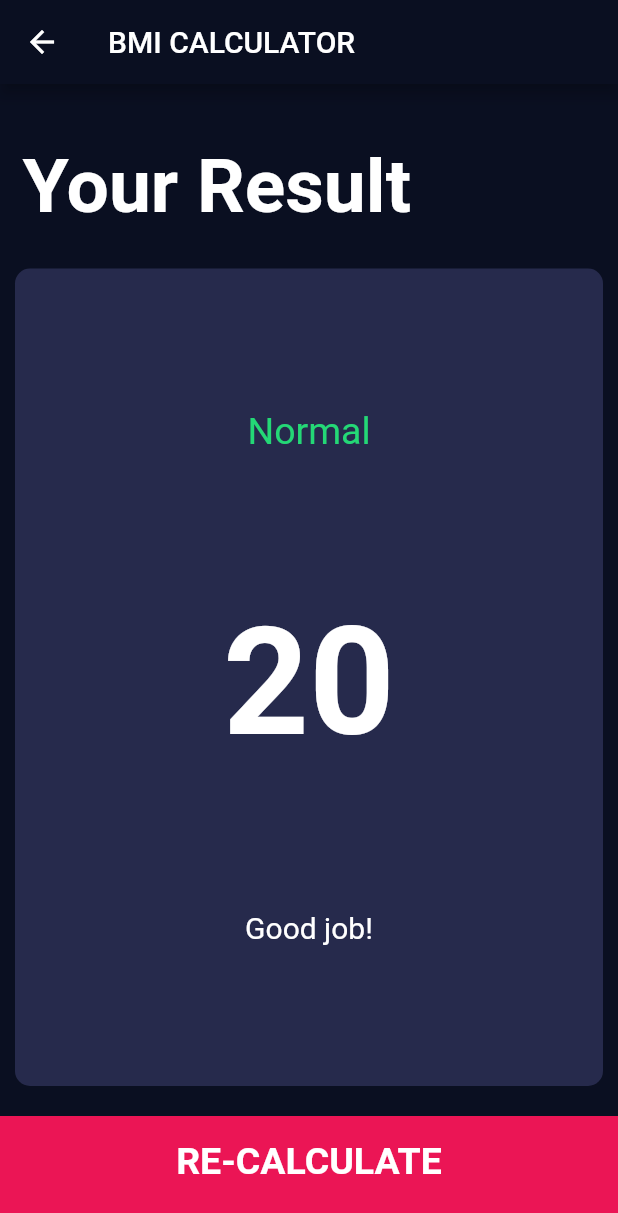
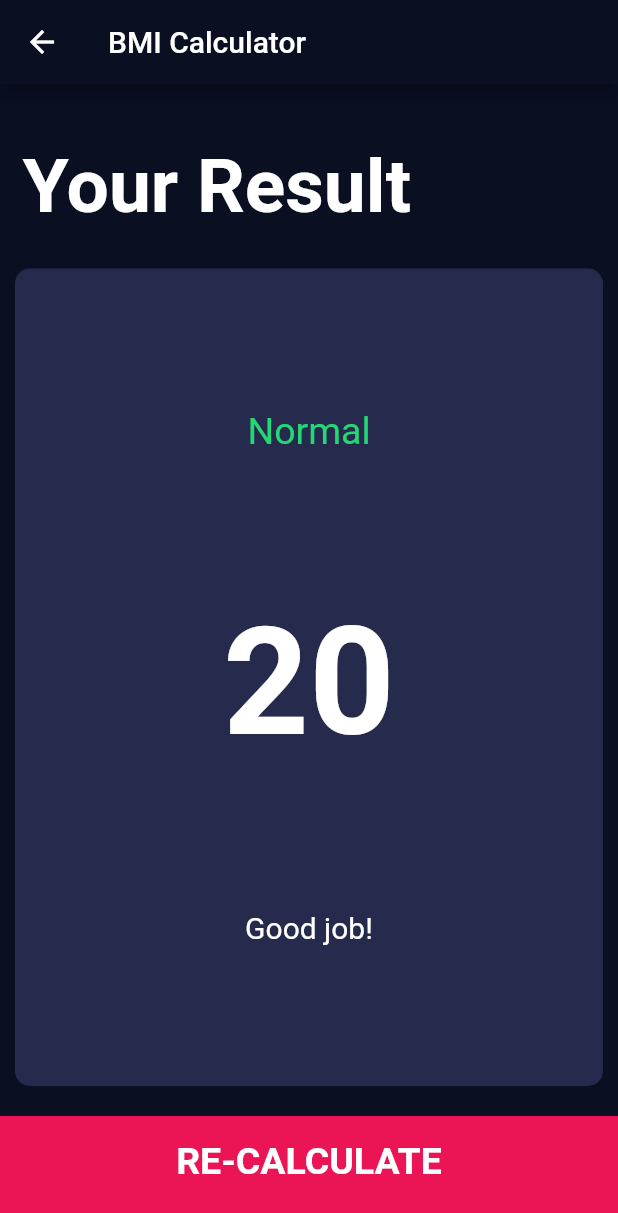
Before and after one commit to d2416/bmi-calculator-app, a Flutter app: the ResultsPage screen opened directly, on a phone screen of 412 x 824 dp. Shown: the top 1213 px of the screen. Run offline on Flutter 3.47's test engine with Material 2 defaults, Android fonts, the phone set to English and light mode, and no system bars; our stand-ins replace font_awesome_flutter.

Commit message:
cosmetic change

```diff
--- a/lib/screens/results_page.dart
+++ b/lib/screens/results_page.dart
@@ -9,7 +9,7 @@ class ResultsPage extends StatelessWidget {
     return Scaffold(
       appBar: AppBar(
         title: Text(
-          'BMI CALCULATOR',
+          'BMI Calculator',
         ),
       ),
       body: Column(
```
